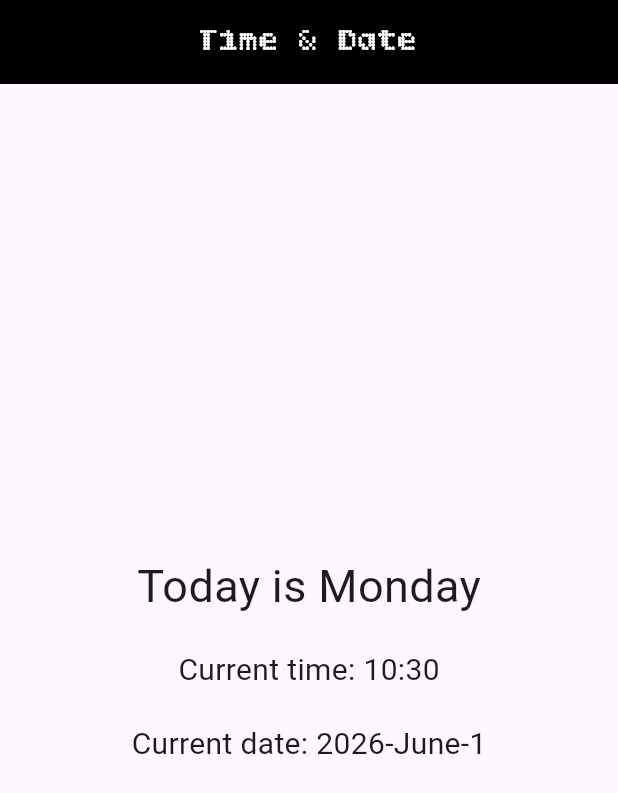
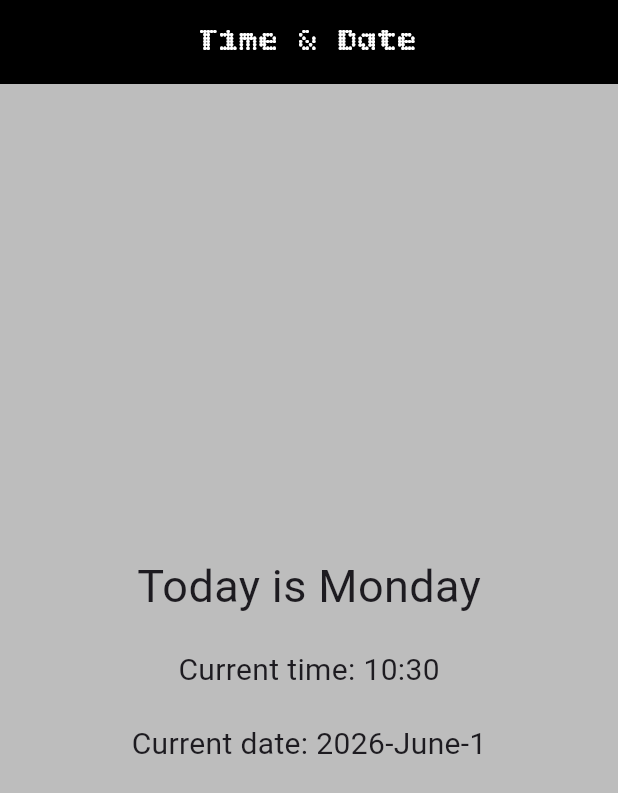
Before and after one commit to bassemali9507-sys/Qoutes_APP, a Flutter app: the screen it shows after launch, on a phone screen of 412 x 824 dp. Shown: the top 793 px of the screen. Run offline on Flutter 3.47's test engine with Material 3 defaults, Android fonts, the phone set to English and light mode, and no system bars.

Commit message:
Timer finish

```diff
--- a/lib/main.dart
+++ b/lib/main.dart
@@ -12,11 +12,12 @@ class Timer extends StatefulWidget {
 }
 
 class _TimerState extends State<Timer> {
+  //The Day of the week
   String Today = "";
-
+  //The Hour and Minute
   String hour = "";
   String minute = "";
-
+  //The Year, Month and Day
   String year = "";
   String month = "";
   String day = "";
@@ -80,6 +81,7 @@ class _TimerState extends State<Timer> {
     return MaterialApp(
       debugShowCheckedModeBanner: false,
       home: Scaffold(
+        backgroundColor: Colors.grey[400],
         appBar: AppBar(
           backgroundColor: Colors.black,
           title: Text(
```
